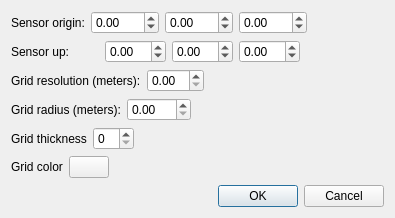
Above: VelodyneHDL/images/vvGridAdjustmentDialog.ui from Kitware/VeloView before the change. Below: the same form after it.
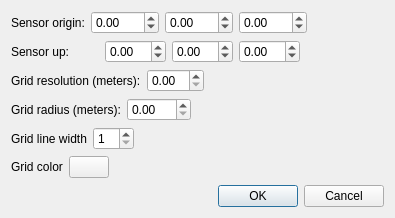
That is the form after the change.

Commit message: Fixed minimal line width value and changed "Grid thickness" for "Grid line width"

```diff
--- a/VelodyneHDL/images/vvGridAdjustmentDialog.ui
+++ b/VelodyneHDL/images/vvGridAdjustmentDialog.ui
@@ -182,12 +182,16 @@
      <item>
       <widget class="QLabel" name="label_5">
        <property name="text">
-        <string>Grid thickness</string>
+        <string>Grid line width</string>
        </property>
       </widget>
      </item>
      <item>
-      <widget class="QSpinBox" name="GridLineWidth"/>
+      <widget class="QSpinBox" name="GridLineWidth">
+       <property name="minimum">
+        <number>1</number>
+       </property>
+      </widget>
      </item>
      <item>
       <spacer name="horizontalSpacer_5">
```
